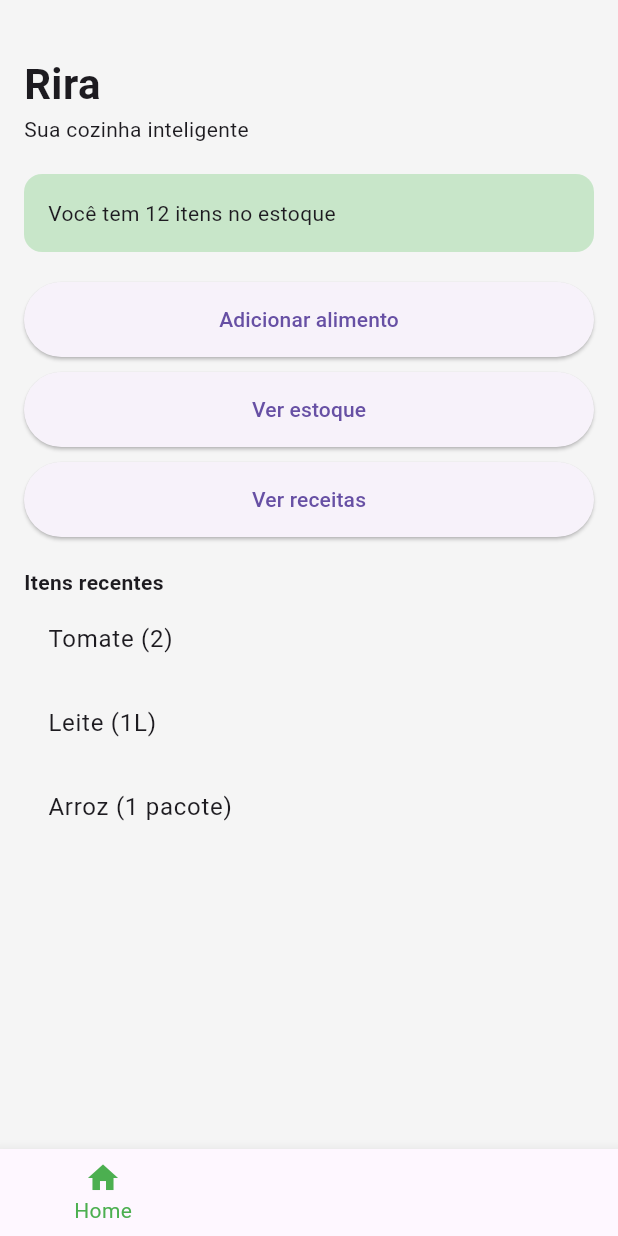
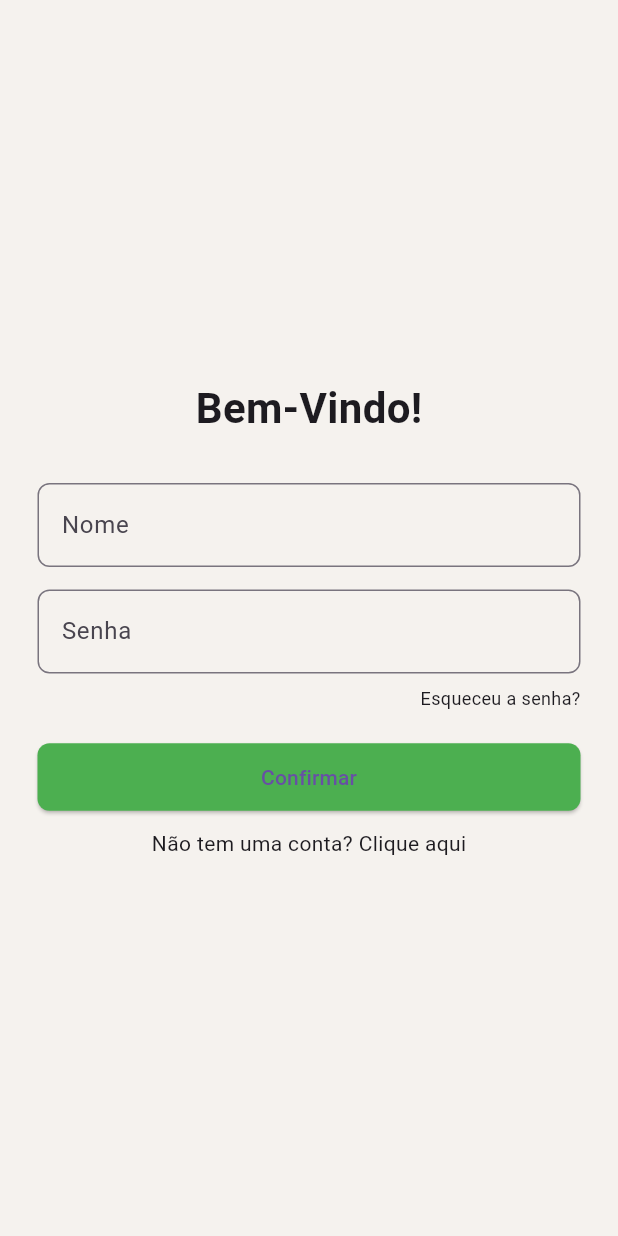
Before and after one commit to KittenUzuki/TCC-RAIA, a Flutter app: the screen it shows after launch, on a phone screen of 412 x 824 dp. Run offline on Flutter 3.47's test engine with Material 3 defaults, Android fonts, the phone set to English and light mode, and no system bars.

Commit message:
commitLogin

```diff
--- a/rira_app/lib/main.dart
+++ b/rira_app/lib/main.dart
@@ -1,5 +1,7 @@
 import 'package:flutter/material.dart';
 import 'screens/home_screen.dart';
+import 'screens/login_screen.dart';
+import 'screens/cadastro_screen.dart';
 
 void main() {
   runApp(RiraApp());
@@ -12,7 +14,15 @@ class RiraApp extends StatelessWidget {
       debugShowCheckedModeBanner: false,
       title: 'Rira',
       theme: ThemeData(primarySwatch: Colors.green),
-      home: MainScreen(),
+
+      // 🔥 AGORA COMEÇA PELO LOGIN
+      initialRoute: '/',
+
+      routes: {
+        '/': (context) => LoginScreen(),
+        '/cadastro': (context) => CadastroScreen(),
+        '/main': (context) => MainScreen(),
+      },
     );
   }
 }
@@ -47,7 +57,7 @@ class _MainScreenState extends State<MainScreen> {
         currentIndex: _selectedIndex,
         onTap: _onItemTapped,
         selectedItemColor: Colors.green,
-        items: [
+        items: const [
           BottomNavigationBarItem(icon: Icon(Icons.home), label: "Home"),
           BottomNavigationBarItem(icon: Icon(Icons.inventory), label: "Estoque"),
           BottomNavigationBarItem(icon: Icon(Icons.restaurant), label: "Receitas"),
--- /dev/null
+++ b/rira_app/lib/screens/login_screen.dart
@@ -0,0 +1,78 @@
+import 'package:flutter/material.dart';
+
+class LoginScreen extends StatelessWidget {
+  final nomeController = TextEditingController();
+  final senhaController = TextEditingController();
+
+  @override
+  Widget build(BuildContext context) {
+    return Scaffold(
+      backgroundColor: Color(0xFFF5F2EE), // fundo claro igual figma
+      body: Padding(
+        padding: const EdgeInsets.symmetric(horizontal: 25),
+        child: Column(
+          mainAxisAlignment: MainAxisAlignment.center,
+          children: [
+            Text(
+              "Bem-Vindo!",
+              style: TextStyle(fontSize: 28, fontWeight: FontWeight.bold),
+            ),
+
+            SizedBox(height: 30),
+
+            TextField(
+              controller: nomeController,
+              decoration: InputDecoration(
+                labelText: "Nome",
+                border: OutlineInputBorder(
+                  borderRadius: BorderRadius.circular(8),
+                ),
+              ),
+            ),
+
+            SizedBox(height: 15),
+
+            TextField(
+              controller: senhaController,
+              obscureText: true,
+              decoration: InputDecoration(
+                labelText: "Senha",
+                border: OutlineInputBorder(
+                  borderRadius: BorderRadius.circular(8),
+                ),
+              ),
+            ),
+
+            SizedBox(height: 8),
+
+            Align(
+              alignment: Alignment.centerRight,
+              child: Text(
+                "Esqueceu a senha?",
+                style: TextStyle(fontSize: 12),
+              ),
+            ),
+
+            SizedBox(height: 20),
+
+            ElevatedButton(
+              onPressed: () {},
+              style: ElevatedButton.styleFrom(
+                backgroundColor: Colors.green,
+                minimumSize: Size(double.infinity, 45),
+                shape: RoundedRectangleBorder(
+                  borderRadius: BorderRadius.circular(8),
+                ),
+              ),
+              child: Text("Confirmar"),
+            ),
+
+            SizedBox(height: 10),
+
+            Text("Não tem uma conta? Clique aqui"),
+          ],
+        ),
+      ),
+    );
+  }
+}
```
Also changed, not shown: rira_app/lib/screens/cadastro_screen.dart (added, +91 -0 lines), 1 other file.
